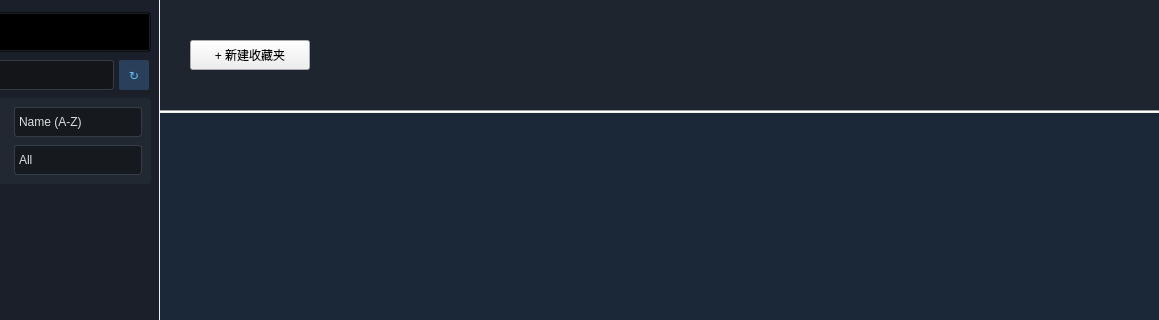
Above: mainwindow.ui from hanbinhsh/SD-LoRA-Manager before the change; both pictures show x 141 to 1300 and y 0 to 320 of the 1300 by 880 pixel window. Below: the same form after it.
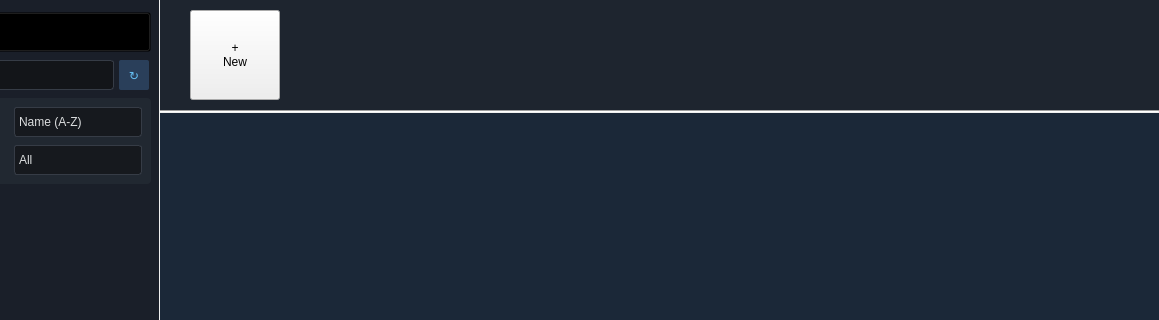
That is the form after the change. The open tabs and pages were chosen to show the change.

Commit message: 优化主页滚动和加载逻辑，调整按钮样式

What changed in the file:
```diff
--- a/mainwindow.ui
+++ b/mainwindow.ui
@@ -53,8 +53,12 @@
     background-color: transparent;
 }
 
+#scrollAreaCollections {
+    border: none;
+}
 #scrollAreaWidgetContents_2 {
     background-color: #1e252f;
+    border: none;
 }
 
 /* 文本框 */
@@ -403,6 +407,12 @@
              <height>110</height>
             </size>
            </property>
+           <property name="lineWidth">
+            <number>0</number>
+           </property>
+           <property name="verticalScrollBarPolicy">
+            <enum>Qt::ScrollBarPolicy::ScrollBarAlwaysOff</enum>
+           </property>
            <property name="widgetResizable">
             <bool>true</bool>
            </property>
@@ -411,8 +421,8 @@
              <rect>
               <x>0</x>
               <y>0</y>
-              <width>187</width>
-              <height>93</height>
+              <width>999</width>
+              <height>112</height>
              </rect>
             </property>
             <layout class="QHBoxLayout" name="layoutCollections">
@@ -426,15 +436,22 @@
               <widget class="QPushButton" name="btnAddCollection">
                <property name="minimumSize">
                 <size>
-                 <width>120</width>
-                 <height>30</height>
+                 <width>90</width>
+                 <height>90</height>
+                </size>
+               </property>
+               <property name="maximumSize">
+                <size>
+                 <width>90</width>
+                 <height>90</height>
                 </size>
                </property>
                <property name="cursor">
                 <cursorShape>PointingHandCursor</cursorShape>
                </property>
                <property name="text">
-                <string>+ 新建收藏夹</string>
+                <string>+
+New</string>
                </property>
               </widget>
              </item>
```
Left out of the diff: 6 changed lines with no effect on the pictures. The commit also changes 1 other file.
